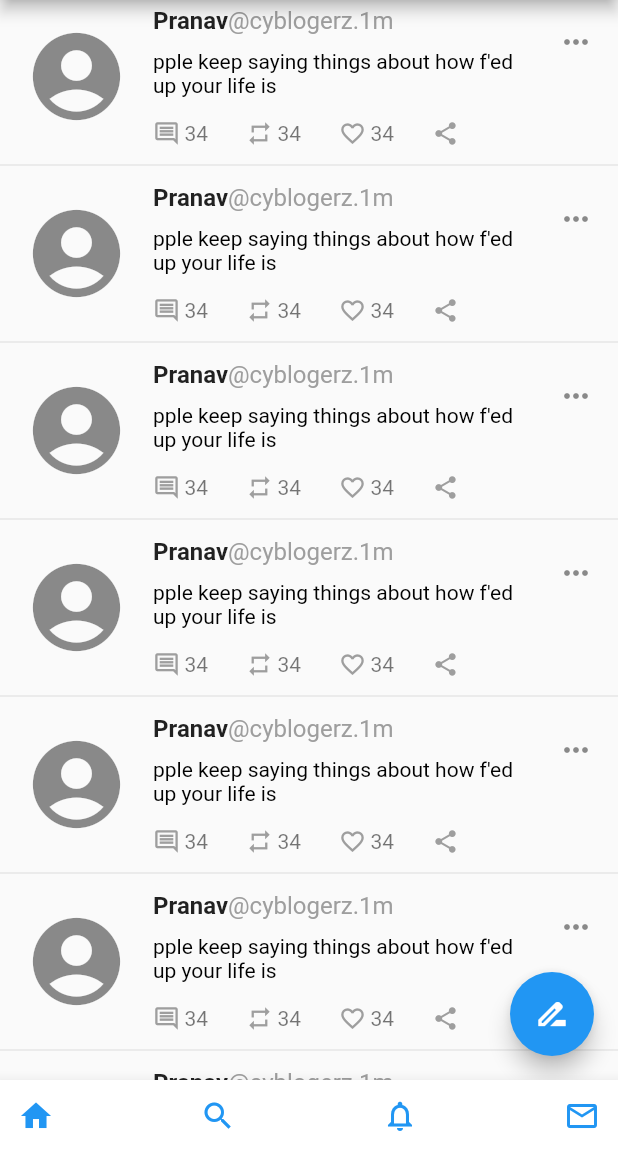
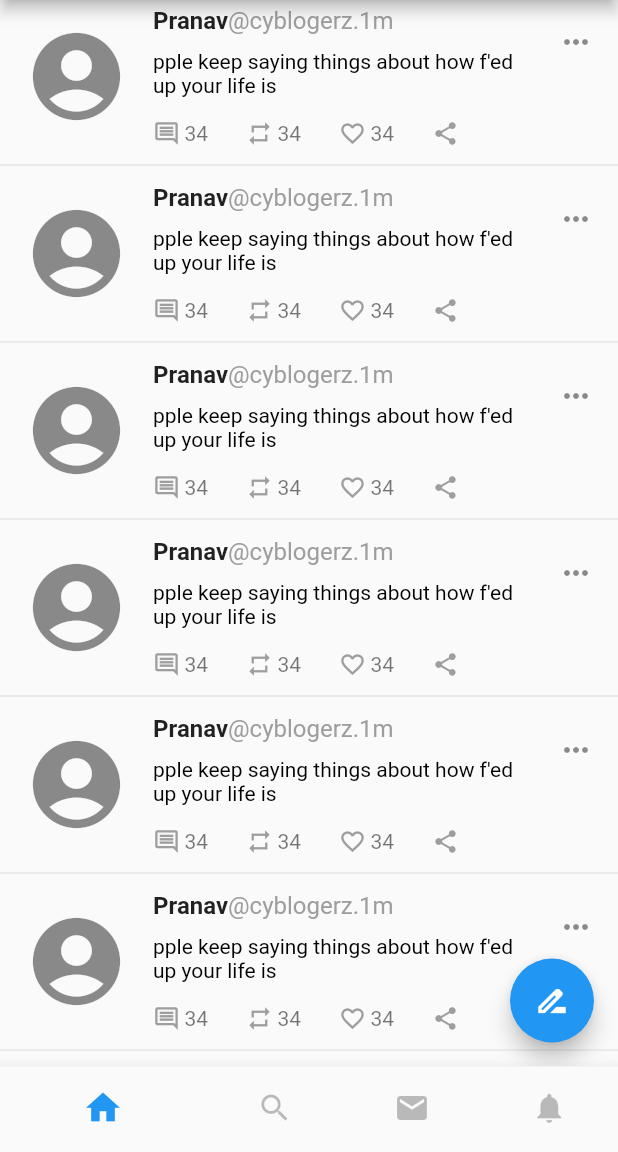
Before and after one commit to cyblogerz/twitter_clone, a Flutter app: the screen it shows after launch, on a phone screen of 412 x 824 dp, the part 84-1236 px from its top. Run offline on Flutter 3.47's test engine with Material 2 defaults, Android fonts, the phone set to English and light mode, and no system bars.

Commit message:
Updated bottom nav bar

```diff
--- a/lib/screens/root.dart
+++ b/lib/screens/root.dart
@@ -64,36 +64,29 @@ class _RootPageState extends State<RootPage> {
           ],
         ),
       ),
-      bottomNavigationBar: BottomAppBar(
-        color: Colors.white,
-        child: IconTheme(
-          data: IconThemeData(color: Colors.blue),
-          child: Row(
-            mainAxisAlignment: MainAxisAlignment.spaceBetween,
-            children: [
-              IconButton(onPressed: (){
-                setState(() {
-                  _index =0;
-                });
-              }, icon: Icon(Icons.home)),
-              IconButton(onPressed: (){
-                setState(() {
-                  _index=1;
-                });
-              }, icon: Icon(Icons.search)),
-              IconButton(onPressed: (){
-                setState(() {
-                  _index=2;
-                });
-              }, icon: Icon(Icons.notifications_outlined)),
-              IconButton(onPressed: (){
-                setState(() {
-                  _index = 3;
-                });
-              }, icon: Icon(Icons.mail_outline))
-            ],
-          ),
+      bottomNavigationBar: BottomNavigationBar(
+        selectedIconTheme: IconThemeData(
+          color: Colors.blue,
+          size: 27,
+
+
         ),
+        unselectedIconTheme: IconThemeData(
+          color: Colors.black26
+        ),
+        showSelectedLabels: false,
+        // showUnselectedLabels: true,
+        unselectedLabelStyle: TextStyle(
+          color: Colors.black26,
+        ),
+
+        items: [
+          BottomNavigationBarItem(icon: Icon(Icons.home),label: "Home"),
+          BottomNavigationBarItem(icon: Icon(Icons.search),label: "Search"),
+          BottomNavigationBarItem(icon: Icon(Icons.mail),label: "Messages"),
+          BottomNavigationBarItem(icon: Icon(Icons.notifications,),label: "Notifications")
+        ],
+
       ),
       body: _Pages[_index],
     );
```
